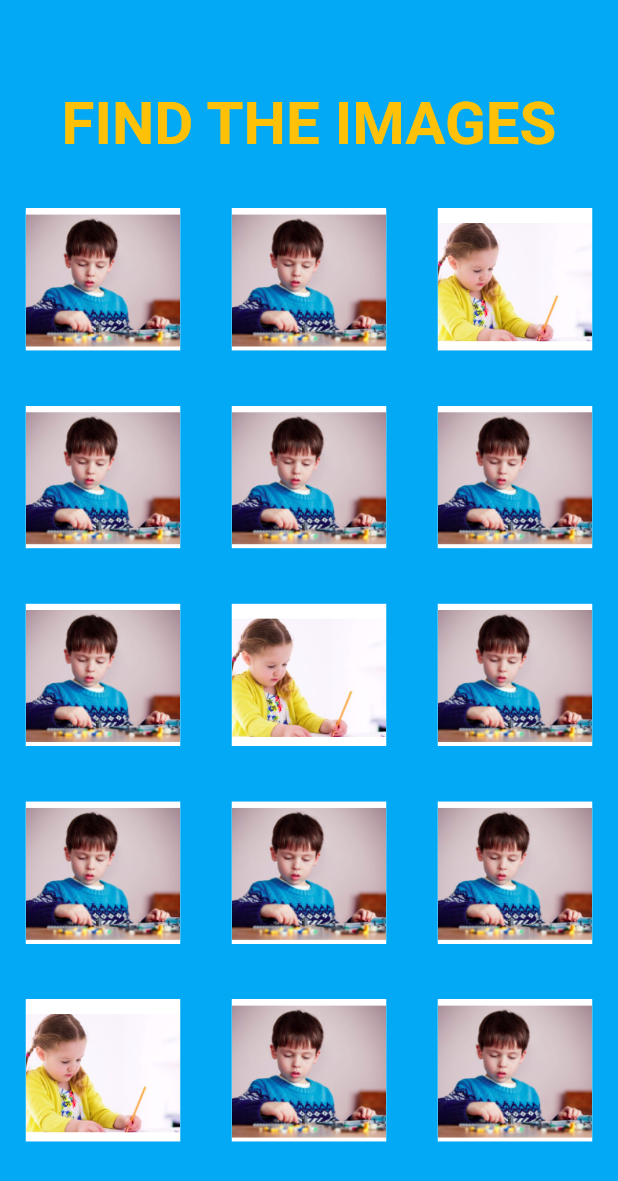
After one commit to sonalsk/RememberME, a Flutter app: the screen it shows after launch, after a tap on "GO", on a phone screen of 412 x 824 dp. The commit adds this screen. Shown: the top 1181 px of the screen. Run offline on Flutter 3.47's test engine with Material 2 defaults, Android fonts, the phone set to English and light mode, and no system bars.

Commit message:
Three Objects Game Start

```diff
--- a/alzheimers_game/lib/main.dart
+++ b/alzheimers_game/lib/main.dart
@@ -1,3 +1,4 @@
+import 'package:alzheimers_game/threeProducts.dart';
 import 'package:flutter/material.dart';
 
 void main() {
@@ -26,7 +27,7 @@ class MyApp extends StatelessWidget {
         // closer together (more dense) than on mobile platforms.
         visualDensity: VisualDensity.adaptivePlatformDensity,
       ),
-      home: MyHomePage(title: 'Flutter Demo Home Page'),
+      home: threeProducts(),
     );
   }
 }
--- /dev/null
+++ b/alzheimers_game/lib/threeProducts.dart
@@ -0,0 +1,357 @@
+import 'package:flutter/material.dart';
+import 'package:flutter/rendering.dart';
+
+class threeProducts extends StatelessWidget {
+  @override
+  Widget build(BuildContext context) {
+
+    MediaQueryData queryData;
+    queryData = MediaQuery.of(context);
+
+    double width = queryData.size.width;
+    double height = queryData.size.height;
+
+    return Scaffold(
+      body: Container(
+
+          decoration: BoxDecoration(
+              color: Colors.lightBlue,
+          ),
+
+          child:Column(
+            mainAxisAlignment: MainAxisAlignment.center,
+            children: [
+
+              Container(
+                margin: EdgeInsets.only(bottom: width * 0.15),
+                child: Text(
+                  "TAKE A LOOK AT THESE IMAGES",
+                  style: TextStyle(
+                    fontWeight: FontWeight.bold,
+                    fontSize: 46,
+                    color: Colors.amber,
+                  ),
+                  textAlign: TextAlign.center,
+                ),
+              ),
+
+              Container(
+                height: height * 0.15,
+
+                child: Row(
+                  mainAxisAlignment: MainAxisAlignment.spaceAround,
+                  children: <Widget>[
+
+                    Container(
+                      width: width * 0.25,
+                      color: Colors.deepPurple,
+                    ),
+
+                    Container(
+                      width: width * 0.25,
+                      color: Colors.purple,
+                    ),
+
+                    Container(
+                      width: width * 0.25,
+                      color: Colors.deepOrange,
+                    ),
+
+                  ],
+                ),
+              ),
+
+              Container(
+                margin: EdgeInsets.only(top: width * 0.15, bottom: 0),
+                child: RaisedButton(
+                  color: Colors.orange[200],
+                  child: Text(
+                    "GO",
+                    style: TextStyle(
+                        fontWeight: FontWeight.bold,
+                        color: Colors.deepOrange
+                    ),
+                  ),
+                  onPressed: (){
+                    Navigator.pop(context);
+                    Navigator.push(context, MaterialPageRoute(builder: (context){
+                      return Opposite(
+                        width: width,
+                        height: height,
+                      );
+                    })
+                    );
+                  },
+                ),
+              ),
+
+            ],
+          )
+
+      ),
+    );
+  }
+}
+
+class Opposite extends StatefulWidget {
+  final double width;
+  final double height;
+  Opposite({Key key, @required this.width, this.height}) : super(key: key);
+
+  @override
+  _OppositeState createState() => _OppositeState(
+    width: width,
+    height: height,
+  );
+}
+
+class _OppositeState extends State<Opposite> {
+
+  double width;
+  double height;
+  _OppositeState({this.width, this.height});
+
+  List<Container> oppList = new List();
+  int score = 0;
+
+  var inputs = [
+    {"Image1" : "Images/pic.png", "Image2" : "Images/pic.png", "Image3" : "Images/tgate.png"},
+    {"Image1" : "Images/pic.png", "Image2" : "Images/pic.png", "Image3" : "Images/pic.png"},
+    {"Image1" : "Images/pic.png", "Image2" : "Images/tgate.png", "Image3" : "Images/pic.png"},
+    {"Image1" : "Images/pic.png", "Image2" : "Images/pic.png", "Image3" : "Images/pic.png"},
+    {"Image1" : "Images/tgate.png", "Image2" : "Images/pic.png", "Image3" : "Images/pic.png"},
+  ];
+
+  buildList() async{
+    for(int i = 0; i < inputs.length; i++){
+      final element = inputs[i];
+
+      oppList.add(
+
+        Container(
+          height: height * 0.12,
+          margin: EdgeInsets.only(top: width * 0.08),
+
+          child: Row(
+            mainAxisAlignment: MainAxisAlignment.spaceAround,
+            crossAxisAlignment: CrossAxisAlignment.center,
+
+
+            children: <Widget>[
+
+              InkWell(
+                child: Container(
+                  width: width * 0.25,
+                  margin: EdgeInsets.only(bottom: width * 0.01),
+
+                  decoration: BoxDecoration(
+                    color: Colors.white,
+                    image: DecorationImage(
+                      image: AssetImage(element["Image1"]),
+                      fit: BoxFit.cover,
+                    ),
+                  ),
+                ),
+
+                onTap: () {
+                  if (i == 4) {
+                    showDialog(
+                      context: context,
+                      builder: (BuildContext context) {
+                        return AlertDialog(
+                          title: Text(
+                            'YOU GOT IT!',
+                            style: TextStyle(
+                                fontSize: 22,
+                                fontWeight: FontWeight.bold
+                            ),
+                          ),
+                        );
+                      },
+                    );
+                  }
+                  else {
+                    showDialog(
+                      context: context,
+                      builder: (BuildContext context) {
+                        return AlertDialog(
+                          title: Text(
+                            'WRONG! TRY AGAIN',
+                            style: TextStyle(
+                                fontSize: 22,
+                                fontWeight: FontWeight.bold
+                            ),
+                          ),
+                        );
+                      },
+                    );
+                  }
+                }
+              ),
+
+              InkWell(
+                child: Container(
+                  width: width * 0.25,
+                  margin: EdgeInsets.only(bottom: width * 0.01),
+
+                  decoration: BoxDecoration(
+                    color: Colors.white,
+                    image: DecorationImage(
+                      image: AssetImage(element["Image2"]),
+                      fit: BoxFit.cover,
+                    ),
+                  ),
+                ),
+
+                onTap: () {
+                  if (i == 2) {
+                    showDialog(
+                      context: context,
+                      builder: (BuildContext context) {
+                        return AlertDialog(
+                          title: Text(
+                            'YOU GOT IT!',
+                            style: TextStyle(
+                                fontSize: 22,
+                                fontWeight: FontWeight.bold
+                            ),
+                          ),
+                        );
+                      },
+                    );
+                  }
+                  else {
+                    showDialog(
+                      context: context,
+                      builder: (BuildContext context) {
+                        return AlertDialog(
+                          title: Text(
+                            'WRONG! TRY AGAIN',
+                            style: TextStyle(
+                                fontSize: 22,
+                                fontWeight: FontWeight.bold
+                            ),
+                          ),
+                        );
+                      },
+                    );
+                  }
+                },
+              ),
+
+              InkWell(
+                child: Container(
+                  width: width * 0.25,
+                  margin: EdgeInsets.only(bottom: width * 0.01),
+
+                  decoration: BoxDecoration(
+                    color: Colors.white,
+                    image: DecorationImage(
+                      image: AssetImage(element["Image3"]),
+                      fit: BoxFit.cover,
+                    ),
+                  ),
+                ),
+
+                onTap: () {
+                  if (i == 0) {
+                    showDialog(
+                      context: context,
+                      builder: (BuildContext context) {
+                        return AlertDialog(
+                          title: Text(
+                            'YOU GOT IT!',
+                            style: TextStyle(
+                                fontSize: 22,
+                                fontWeight: FontWeight.bold
+                            ),
+                          ),
+                        );
+                      },
+                    );
+                  }
+                  else {
+                    showDialog(
+                      context: context,
+                      builder: (BuildContext context) {
+                        return AlertDialog(
+                          title: Text(
+                            'WRONG! TRY AGAIN',
+                            style: TextStyle(
+                                fontSize: 22,
+                                fontWeight: FontWeight.bold
+                            ),
+                          ),
+                        );
+                      },
+                    );
+                  }
+                },
+
+              ),
+
+            ],
+          ),
+        ),
+      );
+    }
+  }
+
+  void initState(){
+    buildList();
+    super.initState();
+  }
+
+  @override
+  Widget build(BuildContext context) {
+
+    MediaQueryData queryData;
+    queryData = MediaQuery.of(context);
+    double height = queryData.size.height;
+    double width = queryData.size.width;
+
+    return Scaffold(
+      resizeToAvoidBottomPadding: false,
+
+      body: Container(
+        alignment: Alignment.center,
+        height: MediaQuery.of(context).size.height,
+        width: MediaQuery.of(context).size.width,
+
+        decoration: BoxDecoration(
+          color: Colors.lightBlue,
+        ),
+
+        child: Column(
+            mainAxisAlignment: MainAxisAlignment.center,
+
+            children: <Widget>[
+
+              Container(
+
+                child: Text(
+                  "FIND THE IMAGES",
+                  style: TextStyle(
+                    fontWeight: FontWeight.bold,
+                    fontSize: 40,
+                    color: Colors.amber,
+                  ),
+                  textAlign: TextAlign.center,
+                ),
+              ),
+
+              Container(
+                height: height * 0.8,
+                child: ListView(
+                  scrollDirection: Axis.vertical,
+                  padding: EdgeInsets.only(top: 0, bottom: 0),
+                  children: oppList,
+                ),
+              ),
+
+            ],
+          ),
+        ),
+    );
+  }
+}
--- a/alzheimers_game/pubspec.yaml
+++ b/alzheimers_game/pubspec.yaml
@@ -45,9 +45,9 @@ flutter:
   uses-material-design: true
 
   # To add assets to your application, add an assets section, like this:
-  # assets:
-  #   - images/a_dot_burr.jpeg
-  #   - images/a_dot_ham.jpeg
+  assets:
+    - Images/pic.png
+    - Images/tgate.png
 
   # An image asset can refer to one or more resolution-specific "variants", see
   # https://flutter.dev/assets-and-images/#resolution-aware.
```
Also changed, not shown: alzheimers_game/lib/test.dart (added, +143 -0 lines), alzheimers_game/Images/pic.png (added), alzheimers_game/Images/tgate.png (added), alzheimers_game/pubspec.lock.
